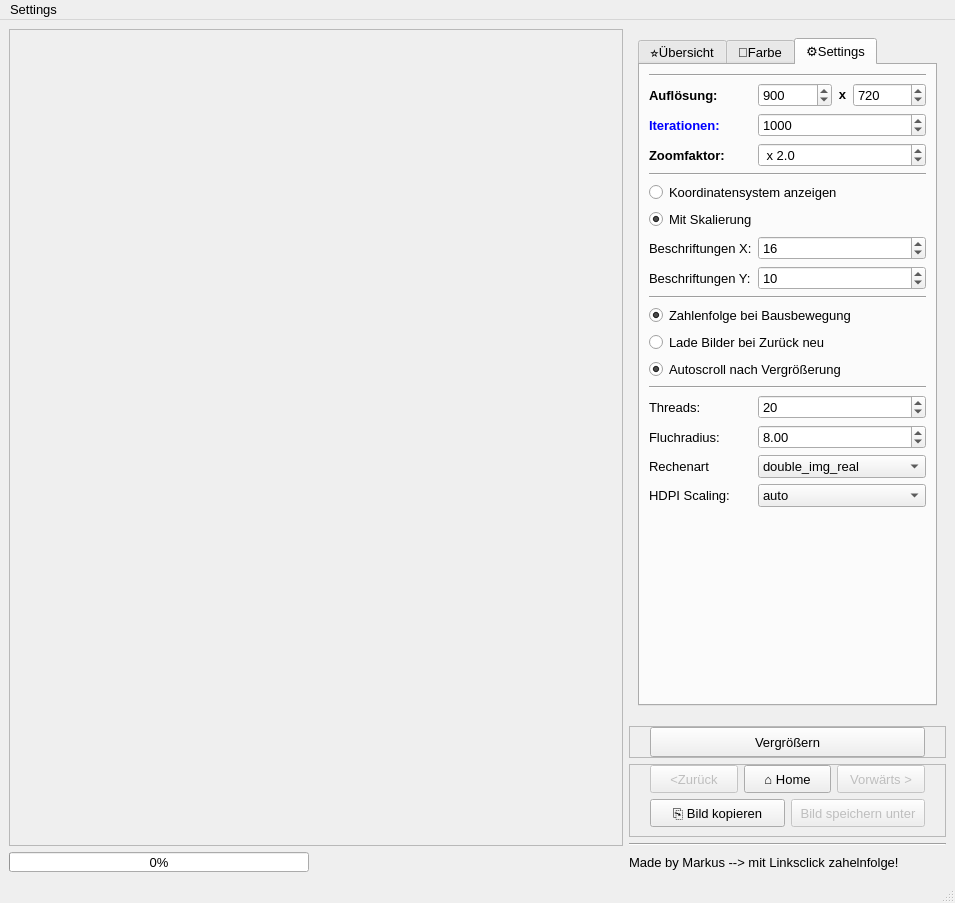
M4RKUS28/Fraktalgenerator, file mainwindow.ui: the form before one commit.
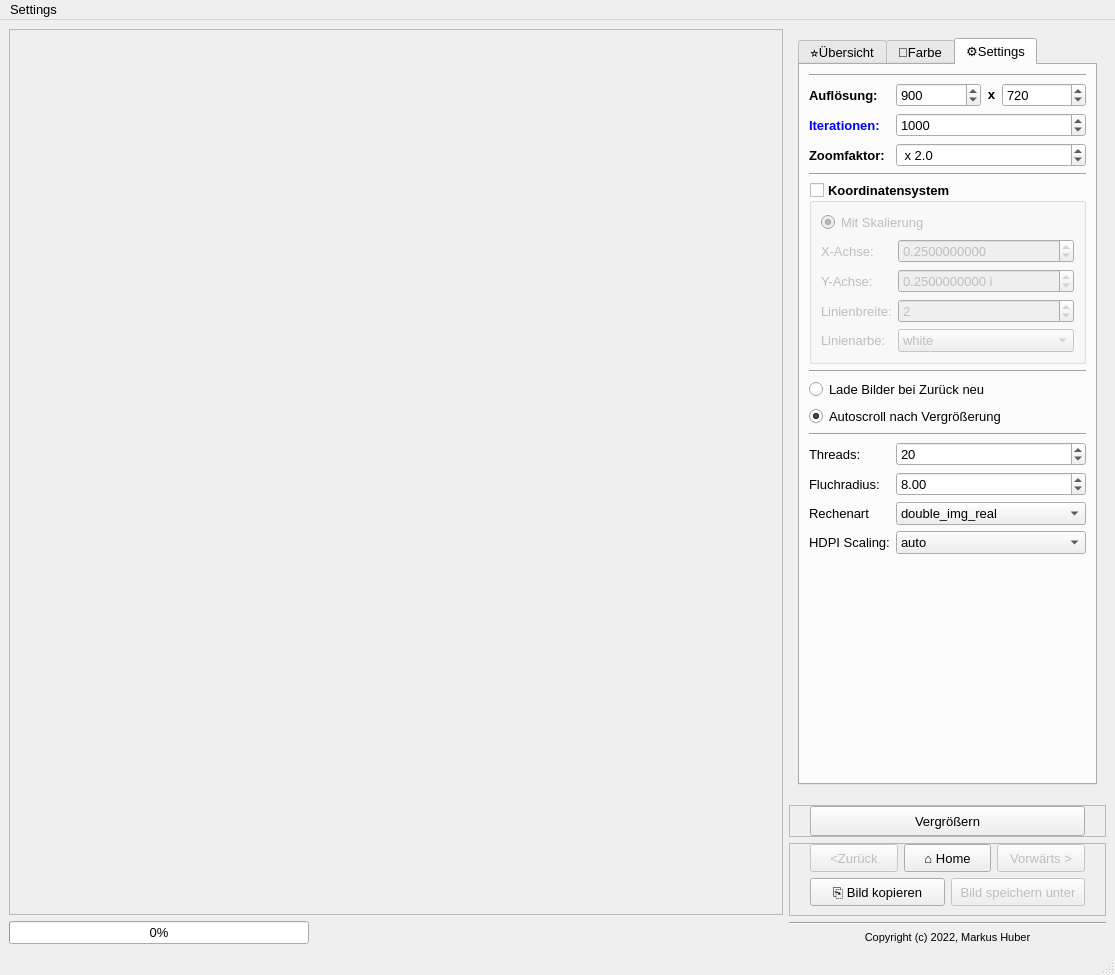
The form after the commit. The open tabs and pages were chosen to show the change. Custom widgets are drawn as their Qt base class.

Patch:
```diff
--- a/mainwindow.ui
+++ b/mainwindow.ui
@@ -6,8 +6,8 @@
    <rect>
     <x>0</x>
     <y>0</y>
-    <width>955</width>
-    <height>903</height>
+    <width>1115</width>
+    <height>975</height>
    </rect>
   </property>
   <property name="font">
@@ -55,7 +55,7 @@
         <property name="sizeHint" stdset="0">
          <size>
           <width>40</width>
-          <height>20</height>
+          <height>0</height>
          </size>
         </property>
        </spacer>
@@ -1291,32 +1291,8 @@
                 </item>
                </widget>
               </item>
-             </layout>
-            </widget>
-           </item>
-           <item>
-            <widget class="QGroupBox" name="groupBox_3">
-             <property name="font">
-              <font>
-               <pointsize>10</pointsize>
-               <bold>true</bold>
-              </font>
-             </property>
-             <property name="title">
-              <string>Koordinatensystem:</string>
-             </property>
-             <layout class="QFormLayout" name="formLayout_6">
-              <property name="leftMargin">
-               <number>25</number>
-              </property>
-              <property name="topMargin">
-               <number>1</number>
-              </property>
-              <property name="bottomMargin">
-               <number>4</number>
-              </property>
-              <item row="0" column="0">
-               <widget class="QLabel" name="label_24">
+              <item row="2" column="0">
+               <widget class="QLabel" name="label_42">
                 <property name="font">
                  <font>
                   <pointsize>10</pointsize>
@@ -1324,68 +1300,24 @@
                  </font>
                 </property>
                 <property name="text">
-                 <string>Farbe:</string>
+                 <string>Linienbreite:</string>
                 </property>
                </widget>
               </item>
-              <item row="0" column="1">
-               <widget class="QComboBox" name="comboBoxColorKoordSystem">
+              <item row="2" column="1">
+               <widget class="QSpinBox" name="spinBoxZahlenfolgeLinienbreite">
                 <property name="font">
                  <font>
                   <pointsize>10</pointsize>
                   <bold>false</bold>
                  </font>
                 </property>
-                <item>
-                 <property name="text">
-                  <string>white</string>
-                 </property>
-                </item>
-                <item>
-                 <property name="text">
-                  <string>black</string>
-                 </property>
-                </item>
-                <item>
-                 <property name="text">
-                  <string>gray</string>
-                 </property>
-                </item>
-                <item>
-                 <property name="text">
-                  <string>yellow</string>
-                 </property>
-                </item>
-                <item>
-                 <property name="text">
-                  <string>blue</string>
-                 </property>
-                </item>
-                <item>
-                 <property name="text">
-                  <string>pink</string>
-                 </property>
-                </item>
-                <item>
-                 <property name="text">
-                  <string>brown</string>
-                 </property>
-                </item>
-                <item>
-                 <property name="text">
-                  <string>cyan</string>
-                 </property>
-                </item>
-                <item>
-                 <property name="text">
-                  <string>green</string>
-                 </property>
-                </item>
-                <item>
-                 <property name="text">
-                  <string>red</string>
-                 </property>
-                </item>
+                <property name="minimum">
+                 <number>1</number>
+                </property>
+                <property name="maximum">
+                 <number>5</number>
+                </property>
                </widget>
               </item>
              </layout>
@@ -1552,77 +1484,228 @@
             </widget>
            </item>
            <item row="5" column="0" colspan="2">
-            <widget class="QRadioButton" name="radioButtonKoords">
-             <property name="text">
-              <string>Koordinatensystem anzeigen</string>
+            <widget class="QGroupBox" name="radioButtonKoords_2">
+             <property name="font">
+              <font>
+               <pointsize>10</pointsize>
+               <bold>true</bold>
+              </font>
              </property>
-             <property name="autoExclusive">
+             <property name="title">
+              <string>Koordinatensystem</string>
+             </property>
+             <property name="flat">
               <bool>false</bool>
              </property>
-            </widget>
-           </item>
-           <item row="6" column="0" colspan="2">
-            <widget class="QRadioButton" name="radioButtonMitBeschriftungen">
-             <property name="text">
-              <string>Mit Skalierung</string>
-             </property>
-             <property name="checked">
+             <property name="checkable">
               <bool>true</bool>
              </property>
-             <property name="autoExclusive">
+             <property name="checked">
               <bool>false</bool>
              </property>
+             <layout class="QFormLayout" name="formLayout_9">
+              <item row="0" column="0" colspan="2">
+               <widget class="QRadioButton" name="radioButtonMitBeschriftungen">
+                <property name="font">
+                 <font>
+                  <pointsize>10</pointsize>
+                  <bold>false</bold>
+                 </font>
+                </property>
+                <property name="text">
+                 <string>Mit Skalierung</string>
+                </property>
+                <property name="checked">
+                 <bool>true</bool>
+                </property>
+                <property name="autoExclusive">
+                 <bool>false</bool>
+                </property>
+               </widget>
+              </item>
+              <item row="1" column="0">
+               <widget class="QLabel" name="label_25">
+                <property name="font">
+                 <font>
+                  <pointsize>10</pointsize>
+                  <bold>false</bold>
+                 </font>
+                </property>
+                <property name="text">
+                 <string>X-Achse:</string>
+                </property>
+               </widget>
+              </item>
+              <item row="1" column="1">
+               <widget class="QDoubleSpinBox" name="spinBoxBeschriftungen">
+                <property name="font">
+                 <font>
+                  <pointsize>10</pointsize>
+                  <bold>false</bold>
+                 </font>
+                </property>
+                <property name="decimals">
+                 <number>10</number>
+                </property>
+                <property name="minimum">
+                 <double>0.000001000000000</double>
+                </property>
+                <property name="value">
+                 <double>0.250000000000000</double>
+                </property>
+               </widget>
+              </item>
+              <item row="2" column="0">
+               <widget class="QLabel" name="label_26">
+                <property name="font">
+                 <font>
+                  <pointsize>10</pointsize>
+                  <bold>false</bold>
+                 </font>
+                </property>
+                <property name="text">
+                 <string>Y-Achse:</string>
+                </property>
+               </widget>
+              </item>
+              <item row="2" column="1">
+               <widget class="QDoubleSpinBox" name="spinBoxBeschriftungenY">
+                <property name="font">
+                 <font>
+                  <pointsize>10</pointsize>
+                  <bold>false</bold>
+                 </font>
+                </property>
+                <property name="suffix">
+                 <string> i</string>
+                </property>
+                <property name="decimals">
+                 <number>10</number>
+                </property>
+                <property name="minimum">
+                 <double>0.000001000000000</double>
+                </property>
+                <property name="value">
+                 <double>0.250000000000000</double>
+                </property>
+               </widget>
+              </item>
+              <item row="3" column="0">
+               <widget class="QLabel" name="label_41">
+                <property name="font">
+                 <font>
+                  <pointsize>10</pointsize>
+                  <bold>false</bold>
+                 </font>
+                </property>
+                <property name="text">
+                 <string>Linienbreite:</string>
+                </property>
+               </widget>
+              </item>
+              <item row="3" column="1">
+               <widget class="QSpinBox" name="spinBoxKoordPenThickness">
+                <property name="font">
+                 <font>
+                  <pointsize>10</pointsize>
+                  <bold>false</bold>
+                 </font>
+                </property>
+                <property name="minimum">
+                 <number>1</number>
+                </property>
+                <property name="maximum">
+                 <number>5</number>
+                </property>
+                <property name="value">
+                 <number>2</number>
+                </property>
+               </widget>
+              </item>
+              <item row="4" column="0">
+               <widget class="QLabel" name="label_24">
+                <property name="font">
+                 <font>
+                  <pointsize>10</pointsize>
+                  <bold>false</bold>
+                 </font>
+                </property>
+                <property name="text">
+                 <string>Linienarbe:</string>
+                </property>
+               </widget>
+              </item>
+              <item row="4" column="1">
+               <widget class="QComboBox" name="comboBoxColorKoordSystem">
+                <property name="font">
+                 <font>
+                  <pointsize>10</pointsize>
+                  <bold>false</bold>
+                 </font>
+                </property>
+                <item>
+                 <property name="text">
+                  <string>white</string>
+                 </property>
+                </item>
+                <item>
+                 <property name="text">
+                  <string>black</string>
+                 </property>
+                </item>
+                <item>
+                 <property name="text">
+                  <string>gray</string>
+                 </property>
+                </item>
+                <item>
+                 <property name="text">
+                  <string>yellow</string>
+                 </property>
+                </item>
+                <item>
+                 <property name="text">
+                  <string>blue</string>
+                 </property>
+                </item>
+                <item>
+                 <property name="text">
+                  <string>pink</string>
+                 </property>
+                </item>
+                <item>
+                 <property name="text">
+                  <string>brown</string>
+                 </property>
+                </item>
+                <item>
+                 <property name="text">
+                  <string>cyan</string>
+                 </property>
+                </item>
+                <item>
+                 <property name="text">
+                  <string>green</string>
+                 </property>
+                </item>
+                <item>
+                 <property name="text">
+                  <string>red</string>
+                 </property>
+                </item>
+               </widget>
+              </item>
+             </layout>
             </widget>
            </item>
-           <item row="7" column="0">
-            <widget class="QLabel" name="label_25">
-             <property name="text">
-              <string>Beschriftungen X:</string>
-             </property>
-            </widget>
-           </item>
-           <item row="7" column="1">
-            <widget class="QSpinBox" name="spinBoxBeschriftungen">
-             <property name="value">
-              <number>16</number>
-             </property>
-            </widget>
-           </item>
-           <item row="8" column="0">
-            <widget class="QLabel" name="label_26">
-             <property name="text">
-              <string>Beschriftungen Y:</string>
-             </property>
-            </widget>
-           </item>
-           <item row="8" column="1">
-            <widget class="QSpinBox" name="spinBoxBeschriftungenY">
-             <property name="value">
-              <number>10</number>
-             </property>
-            </widget>
-           </item>
-           <item row="9" column="0" colspan="2">
+           <item row="6" column="0" colspan="2">
             <widget class="Line" name="line_9">
              <property name="orientation">
               <enum>Qt::Horizontal</enum>
              </property>
             </widget>
            </item>
-           <item row="10" column="0" colspan="2">
-            <widget class="QRadioButton" name="radioButton_zahelnfolge_bei_mousemove">
-             <property name="text">
-              <string>Zahlenfolge bei Bausbewegung</string>
-             </property>
-             <property name="checked">
-              <bool>true</bool>
-             </property>
-             <property name="autoExclusive">
-              <bool>false</bool>
-             </property>
-            </widget>
-           </item>
-           <item row="11" column="0" colspan="2">
+           <item row="7" column="0" colspan="2">
             <widget class="QRadioButton" name="radioButton_reload_at_back">
              <property name="text">
               <string>Lade Bilder bei Zurück neu</string>
@@ -1635,14 +1718,27 @@
              </property>
             </widget>
            </item>
-           <item row="13" column="0" colspan="2">
+           <item row="8" column="0" colspan="2">
+            <widget class="QRadioButton" name="radioButtonAutoScroll">
+             <property name="text">
+              <string>Autoscroll nach Vergrößerung</string>
+             </property>
+             <property name="checked">
+              <bool>true</bool>
+             </property>
+             <property name="autoExclusive">
+              <bool>false</bool>
+             </property>
+            </widget>
+           </item>
+           <item row="9" column="0" colspan="2">
             <widget class="Line" name="line_12">
              <property name="orientation">
               <enum>Qt::Horizontal</enum>
              </property>
             </widget>
            </item>
-           <item row="14" column="0">
+           <item row="10" column="0">
             <widget class="QLabel" name="label_5">
              <property name="font">
               <font>
@@ -1655,7 +1751,7 @@
              </property>
             </widget>
            </item>
-           <item row="14" column="1">
+           <item row="10" column="1">
             <widget class="QSpinBox" name="spinBox_threads">
              <property name="minimum">
               <number>1</number>
@@ -1668,14 +1764,14 @@
              </property>
             </widget>
            </item>
-           <item row="15" column="0">
+           <item row="11" column="0">
             <widget class="QLabel" name="label_15">
              <property name="text">
               <string>Fluchradius:</string>
              </property>
             </widget>
            </item>
-           <item row="15" column="1">
+           <item row="11" column="1">
             <widget class="QDoubleSpinBox" name="doubleSpinBoxEscapeR">
              <property name="minimum">
               <double>2.000000000000000</double>
@@ -1688,7 +1784,7 @@
              </property>
             </widget>
            </item>
-           <item row="16" column="0">
+           <item row="12" column="0">
             <widget class="QLabel" name="label_10">
              <property name="font">
               <font>
@@ -1701,7 +1797,7 @@
              </property>
             </widget>
            </item>
-           <item row="16" column="1">
+           <item row="12" column="1">
             <widget class="QComboBox" name="comboBox_precession">
              <property name="sizePolicy">
               <sizepolicy hsizetype="Preferred" vsizetype="Fixed">
@@ -1732,27 +1828,14 @@
              </item>
             </widget>
            </item>
-           <item row="18" column="0" colspan="2">
-            <spacer name="verticalSpacer">
-             <property name="orientation">
-              <enum>Qt::Vertical</enum>
-             </property>
-             <property name="sizeHint" stdset="0">
-              <size>
-               <width>20</width>
-               <height>40</height>
-              </size>
-             </property>
-            </spacer>
-           </item>
-           <item row="17" column="0">
+           <item row="13" column="0">
             <widget class="QLabel" name="label_27">
              <property name="text">
               <string>HDPI Scaling:</string>
              </property>
             </widget>
            </item>
-           <item row="17" column="1">
+           <item row="13" column="1">
             <widget class="QComboBox" name="comboBox">
              <item>
               <property name="text">
@@ -1786,18 +1869,18 @@
              </item>
             </widget>
            </item>
-           <item row="12" column="0" colspan="2">
-            <widget class="QRadioButton" name="radioButtonAutoScroll">
-             <property name="text">
-              <string>Autoscroll nach Vergrößerung</string>
+           <item row="14" column="0" colspan="2">
+            <spacer name="verticalSpacer">
+             <property name="orientation">
+              <enum>Qt::Vertical</enum>
              </property>
-             <property name="checked">
-              <bool>true</bool>
+             <property name="sizeHint" stdset="0">
+              <size>
+               <width>20</width>
+               <height>40</height>
+              </size>
              </property>
-             <property name="autoExclusive">
-              <bool>false</bool>
-             </property>
-            </widget>
+            </spacer>
            </item>
           </layout>
          </widget>
@@ -1819,8 +1902,8 @@
         <rect>
          <x>0</x>
          <y>0</y>
-         <width>621</width>
-         <height>809</height>
+         <width>781</width>
+         <height>831</height>
         </rect>
        </property>
        <layout class="QHBoxLayout" name="horizontalLayout_5">
@@ -1835,7 +1918,7 @@
       </widget>
      </widget>
     </item>
-    <item row="1" column="1">
+    <item row="1" column="1" rowspan="2">
      <layout class="QVBoxLayout" name="verticalLayout_2">
       <property name="topMargin">
        <number>5</number>
@@ -1987,15 +2070,23 @@
         </property>
        </widget>
       </item>
+      <item>
+       <widget class="QLabel" name="label_7">
+        <property name="font">
+         <font>
+          <pointsize>8</pointsize>
+         </font>
+        </property>
+        <property name="text">
+         <string>Copyright (c) 2022, Markus Huber</string>
+        </property>
+        <property name="alignment">
+         <set>Qt::AlignCenter</set>
+        </property>
+       </widget>
+      </item>
      </layout>
     </item>
-    <item row="2" column="1">
-     <widget class="QLabel" name="label_7">
-      <property name="text">
-       <string>Made by Markus --&gt; mit Linksclick zahelnfolge!</string>
-      </property>
-     </widget>
-    </item>
    </layout>
   </widget>
   <widget class="QMenuBar" name="menubar">
@@ -2003,7 +2094,7 @@
     <rect>
      <x>0</x>
      <y>0</y>
-     <width>955</width>
+     <width>1115</width>
      <height>24</height>
     </rect>
    </property>
```
Left out of the diff: 44 changed lines with no effect on the pictures.
